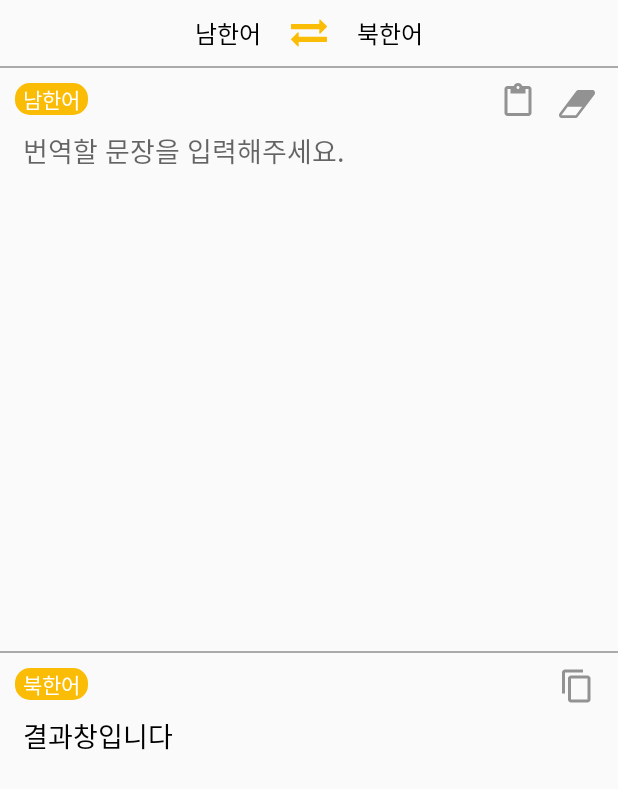
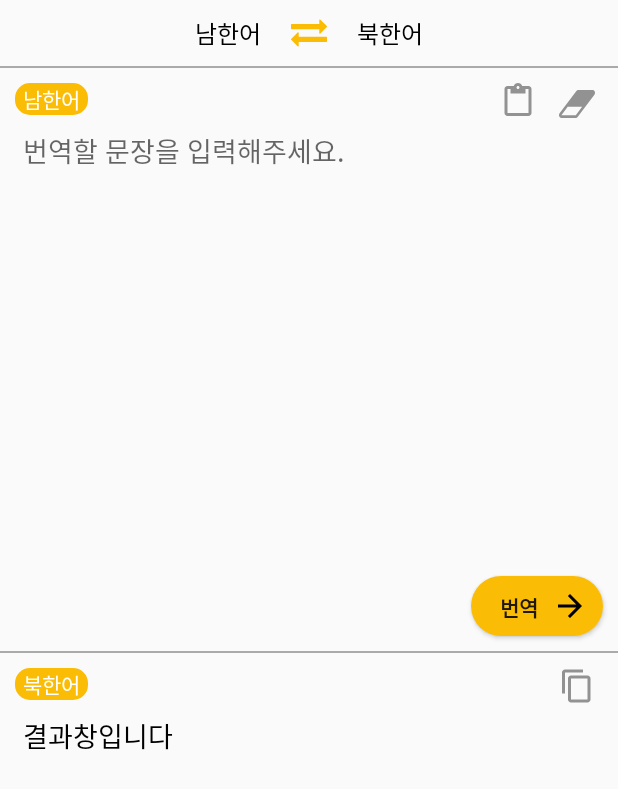
Before and after one commit to haewon96/learning-language, an Android app: the layout fragment_trans_with_text.xml on its own in the app's theme, with its tools: preview values and no code run, on a phone screen of 412 x 824 dp. Shown: the top 789 px of the screen. Run offline under Robolectric (Android 15) with nearby library versions, the phone set to English and light mode, and no system bars.

Commit message:
min sdk 변경

```diff
--- a/app/build.gradle
+++ b/app/build.gradle
@@ -8,7 +8,7 @@ android {
     compileSdkVersion 28
     defaultConfig {
         applicationId "org.sungshin.lnk.learningnorthkorean"
-        minSdkVersion 16
+        minSdkVersion 19
         targetSdkVersion 28
         versionCode 1
         versionName "1.0"
@@ -30,7 +30,6 @@ dependencies {
     testImplementation 'junit:junit:4.12'
     androidTestImplementation 'com.android.support.test:runner:1.0.2'
     androidTestImplementation 'com.android.support.test.espresso:espresso-core:3.0.2'
-    implementation 'com.github.ittianyu:BottomNavigationViewEx:2.0.2'
     implementation "com.android.support:design:28.0.0"
     implementation "org.jetbrains.anko:anko:0.10.7"
 }
--- /dev/null
+++ b/app/src/main/java/org/sungshin/lnk/learningnorthkorean/util/Translation.kt
@@ -0,0 +1,4 @@
+package org.sungshin.lnk.learningnorthkorean.util
+
+class Translation {
+}
--- /dev/null
+++ b/app/src/main/res/drawable/btn_start_translate_custom.xml
@@ -0,0 +1,5 @@
+<?xml version="1.0" encoding="utf-8"?>
+<shape xmlns:android="http://schemas.android.com/apk/res/android">
+    <solid android:color="@color/colorTranslate" />
+    <corners android:radius="20dp" />
+</shape>
--- /dev/null
+++ b/app/src/main/res/drawable/ic_arrow_right_24dp.xml
@@ -0,0 +1,9 @@
+<vector xmlns:android="http://schemas.android.com/apk/res/android"
+        android:width="24dp"
+        android:height="24dp"
+        android:viewportWidth="24.0"
+        android:viewportHeight="24.0">
+    <path
+        android:fillColor="#FF000000"
+        android:pathData="M12,4l-1.41,1.41L16.17,11H4v2h12.17l-5.58,5.59L12,20l8,-8z"/>
+</vector>
--- a/app/src/main/res/layout/activity_main.xml
+++ b/app/src/main/res/layout/activity_main.xml
@@ -28,7 +28,7 @@
             android:layout_height="wrap_content"
             android:background="@drawable/btn_main_movies_custom"
             android:drawableLeft="@drawable/ic_movie_36dp"
-            android:drawablePadding="-40dp"
+            android:drawablePadding="-25dp"
             android:paddingVertical="30dp"
             android:paddingLeft="60dp"
             android:text="@string/all_movies"
--- a/app/src/main/res/layout/activity_translate.xml
+++ b/app/src/main/res/layout/activity_translate.xml
@@ -10,7 +10,7 @@
         android:layout_height="match_parent"
         android:layout_above="@+id/bnve_translate" />
 
-    <com.ittianyu.bottomnavigationviewex.BottomNavigationViewEx
+    <android.support.design.widget.BottomNavigationView
         android:id="@+id/bnve_translate"
         android:layout_width="match_parent"
         android:layout_height="53dp"
--- a/app/src/main/res/layout/fragment_trans_with_text.xml
+++ b/app/src/main/res/layout/fragment_trans_with_text.xml
@@ -41,6 +41,7 @@
             android:textColor="@android:color/black"
             android:textSize="16sp"
             app:layout_constraintStart_toEndOf="@+id/ib_trans_exchange" />
+
     </LinearLayout>
 
     <View
@@ -99,10 +100,23 @@
                 android:background="@null"
                 android:gravity="top"
                 android:hint="번역할 문장을 입력해주세요."
+                android:paddingBottom="10dp"
                 android:paddingHorizontal="15dp"
-                android:paddingBottom="10dp"
                 android:textColor="@android:color/black"
                 android:textSize="18sp" />
+
+            <Button
+                android:layout_width="wrap_content"
+                android:layout_height="40dp"
+                android:layout_alignParentBottom="true"
+                android:layout_alignParentEnd="true"
+                android:layout_margin="10dp"
+                android:background="@drawable/btn_start_translate_custom"
+                android:drawableRight="@drawable/ic_arrow_right_24dp"
+                android:elevation="8dp"
+                android:padding="10dp"
+                android:text="@string/trans_btn"
+                android:textStyle="bold" />
         </RelativeLayout>
 
         <View
@@ -131,8 +145,8 @@
                 android:layout_width="wrap_content"
                 android:layout_height="wrap_content"
                 android:layout_alignParentRight="true"
+                android:layout_marginRight="15dp"
                 android:layout_marginTop="10dp"
-                android:layout_marginRight="15dp"
                 android:background="@android:color/transparent"
                 android:foreground="?attr/selectableItemBackgroundBorderless"
                 android:src="@drawable/ic_copy_24dp" />
@@ -142,11 +156,12 @@
                 android:layout_width="match_parent"
                 android:layout_height="match_parent"
                 android:layout_below="@id/tv_trans_korean2"
+                android:paddingBottom="10dp"
                 android:paddingHorizontal="15dp"
-                android:paddingBottom="10dp"
                 android:text="결과창입니다"
                 android:textColor="@android:color/black"
                 android:textSize="18sp" />
         </RelativeLayout>
     </LinearLayout>
+
 </LinearLayout>
--- a/app/src/main/res/values/strings.xml
+++ b/app/src/main/res/values/strings.xml
@@ -12,4 +12,6 @@
     <string name="menu_translate1">텍스트</string>
     <string name="menu_translate2">문자 인식</string>
     <string name="menu_translate3">음성 인식</string>
+    <string name="trans_output">번역 결과가 나타납니다.</string>
+    <string name="trans_btn">번역</string>
 </resources>
```
Also changed, not shown: app/src/main/java/org/sungshin/lnk/learningnorthkorean/activity/TranslatorActivity.kt (+7 -2 lines), app/src/main/java/org/sungshin/lnk/learningnorthkorean/fragment/TransWithTextFragment.kt (+17 -1 lines), app/src/main/java/org/sungshin/lnk/learningnorthkorean/object/TranslateState.kt (added, +9 -0 lines).
